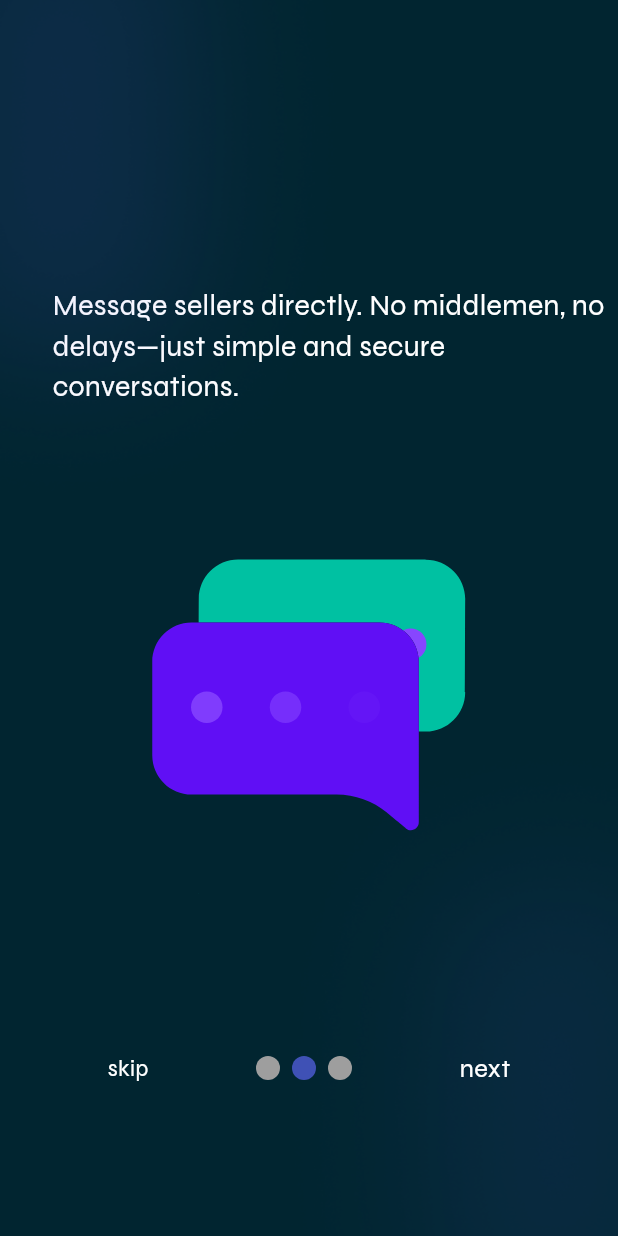
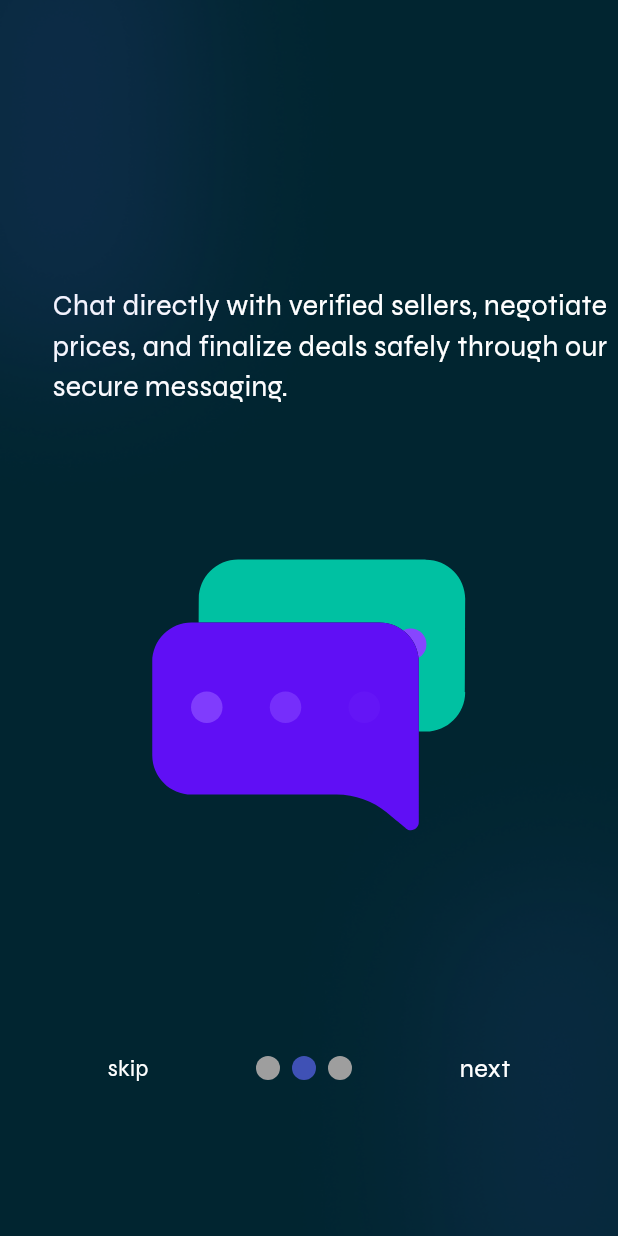
Before and after one commit to Ismailcyp/FoundIt-Flutter, a Flutter app: the screen it shows after launch, swiped to page 2, on a phone screen of 412 x 824 dp. Run offline on Flutter 3.47's test engine with Material 3 defaults, Android fonts, the phone set to English and light mode, and no system bars; drawn by our look-alikes of smooth_page_indicator; our stand-ins replace cloud_firestore, firebase_auth, firebase_core, font_awesome_flutter, image_picker, lottie; accounts and stored records are empty.

Commit message:
Update intro message in intro_page2.dart

```diff
--- a/lib/intro_screens/intro_page2.dart
+++ b/lib/intro_screens/intro_page2.dart
@@ -26,7 +26,7 @@ class IntroPage2 extends StatelessWidget {
           Container(
             padding: EdgeInsets.only(left: 35),
             child: const Text(
-              "Message sellers directly. No middlemen, no delays—just simple and secure conversations. ",
+              "Chat directly with verified sellers, negotiate prices, and finalize deals safely through our secure messaging. ",
               style: TextStyle(
                 color: Colors.white,
                 fontSize: 19,
```
